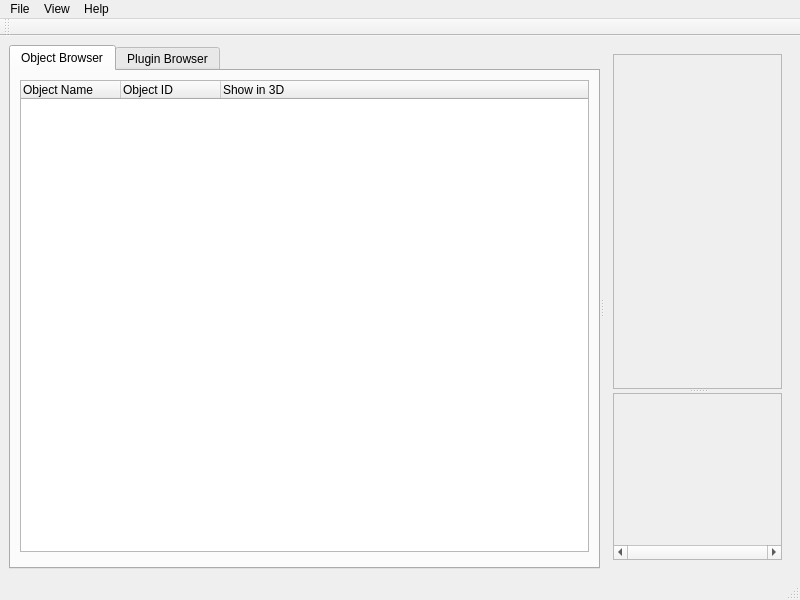
Old version of the form rtUI/rtMainWindow.ui in the repository pengwg/vurtigo.
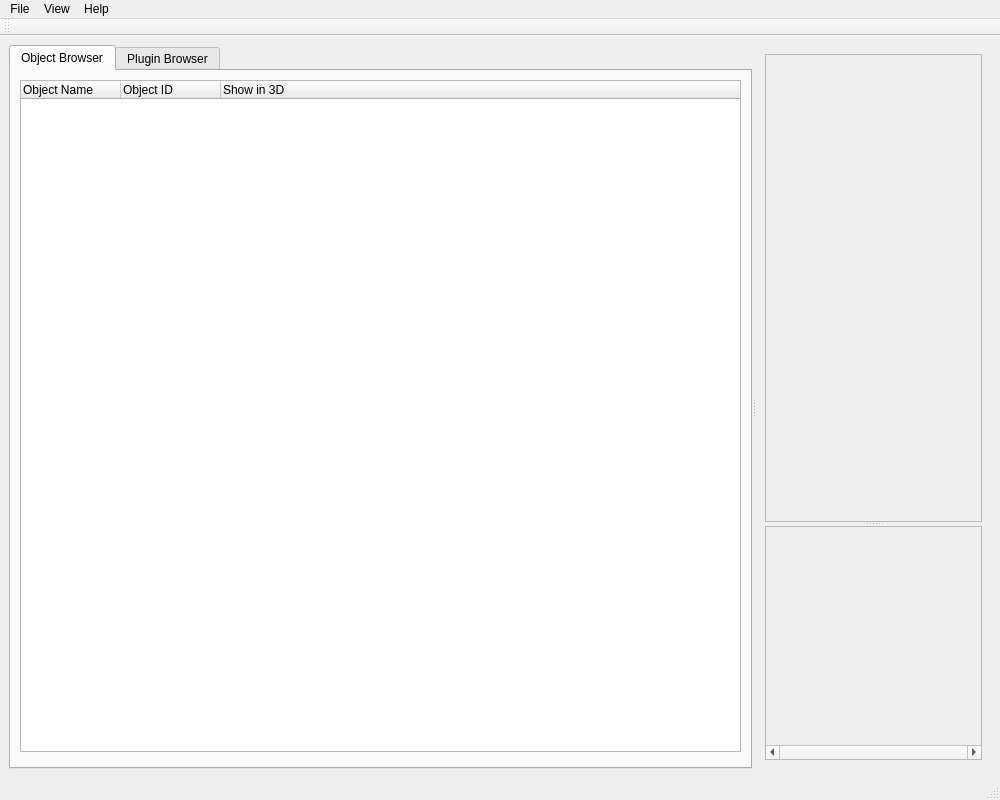
New version of the form. The open tabs and pages were chosen to show the change.

```diff
--- a/rtUI/rtMainWindow.ui
+++ b/rtUI/rtMainWindow.ui
@@ -6,8 +6,8 @@
    <rect>
     <x>0</x>
     <y>0</y>
-    <width>800</width>
-    <height>600</height>
+    <width>1000</width>
+    <height>800</height>
    </rect>
   </property>
   <property name="windowTitle">
@@ -128,8 +128,8 @@
               <rect>
                <x>0</x>
                <y>0</y>
-               <width>185</width>
-               <height>167</height>
+               <width>238</width>
+               <height>242</height>
               </rect>
              </property>
              <property name="sizePolicy">
@@ -156,7 +156,7 @@
     <rect>
      <x>0</x>
      <y>0</y>
-     <width>800</width>
+     <width>1000</width>
      <height>25</height>
     </rect>
    </property>
```
Left out of the diff: 2 changed lines with no effect on the pictures.
